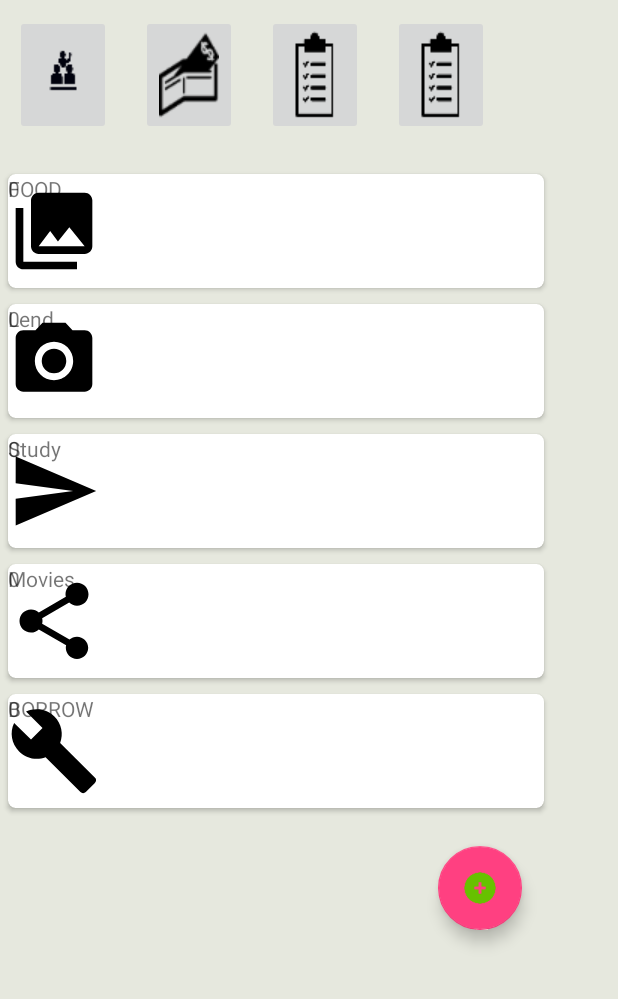
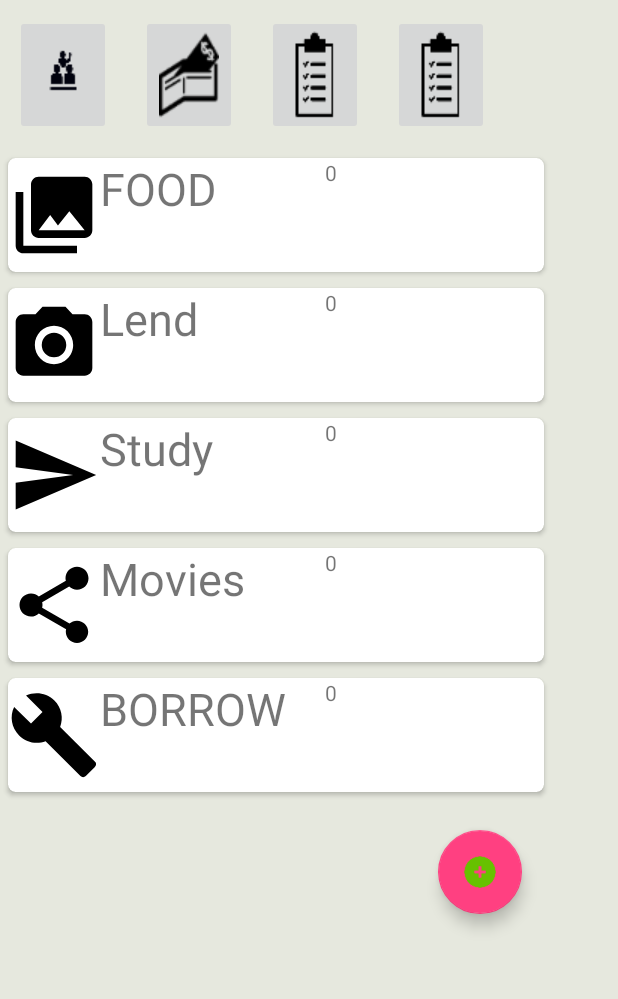
Before and after one commit to shubhamgupta1798/attendancemanager, an Android app: the fragment secondlevel_expense placed in its activity, on a phone screen of 412 x 824 dp, the part 237-1236 px from its top. Run offline under Robolectric (Android 15) with nearby library versions, the phone set to English and light mode, and no system bars.

Commit message:
solved the multiple alarm issue&updated expense activities

```diff
--- a/app/src/main/java/com/my/new2pma/Notification_receivor.java
+++ b/app/src/main/java/com/my/new2pma/Notification_receivor.java
@@ -11,6 +11,7 @@ import android.provider.Settings;
 import android.support.v4.app.NotificationCompat;
 import android.widget.Toast;
 
+import java.util.Calendar;
 import java.util.Random;
 
 /**
@@ -22,6 +23,9 @@ int id=0;
     @Override
     public void onReceive(Context context,Intent intent)
     {
+
+        Calendar temp=Calendar.getInstance();
+        int id =(int)temp.getTimeInMillis();
         String des=intent.getStringExtra("des");
         NotificationManager notificationManager= (NotificationManager)context.getSystemService((Context.NOTIFICATION_SERVICE));
         Intent repetattion =new Intent(context,first.class);
@@ -34,7 +38,7 @@ int id=0;
                 //.setContentText(des);
          Random random= new Random();
 
-        notificationManager.notify(id++,builder.build());
+        notificationManager.notify(id,builder.build());
 
 
         Vibrator v = (Vibrator) context.getSystemService((context.VIBRATOR_SERVICE));
--- a/app/src/main/java/com/my/new2pma/TotalListerFragment.java
+++ b/app/src/main/java/com/my/new2pma/TotalListerFragment.java
@@ -83,14 +83,10 @@ public class TotalListerFragment extends Fragment {
         return view;
     }
 
-    @Override
-    public void onResume() {
-        super.onResume();
-    }
 
     protected  void preparedata() {
 
-
+Toast.makeText(getContext(),"prepare data fuction is caleed",Toast.LENGTH_SHORT).show();
         try {
             SQLiteOpenHelper exp0 = new db(getContext());
             SQLiteDatabase db1 = exp0.getReadableDatabase();
--- a/app/src/main/java/com/my/new2pma/secondlevel_expense.java
+++ b/app/src/main/java/com/my/new2pma/secondlevel_expense.java
@@ -1,24 +1,17 @@
 package com.my.new2pma;
 
 
-import android.content.Intent;
 import android.os.Bundle;
 import android.support.design.widget.FloatingActionButton;
 import android.support.v4.app.Fragment;
 import android.support.v4.app.FragmentManager;
 import android.support.v4.view.ViewPager;
-import android.support.v7.app.AlertDialog;
 import android.support.v7.widget.DefaultItemAnimator;
 import android.support.v7.widget.LinearLayoutManager;
 import android.support.v7.widget.RecyclerView;
 import android.view.LayoutInflater;
 import android.view.View;
 import android.view.ViewGroup;
-import android.widget.AdapterView;
-import android.widget.Button;
-import android.widget.EditText;
-import android.widget.ListView;
-import android.widget.TextView;
 import android.widget.Toast;
 
 import java.util.ArrayList;
@@ -40,132 +33,39 @@ public class secondlevel_expense extends Fragment {
     public View onCreateView(LayoutInflater inflater, ViewGroup container,
                              Bundle savedInstanceState) {
         // Inflate the layout for this fragment
-        View view= inflater.inflate(R.layout.fragment_secondlevel_expense, container, false);
+        View view= inflater.inflate(R.layout.fragment_secondlevel_expense, container, false);;
+        try {
 
-
-
-
-
-
-
-
-
-        ViewPager viewPager=(ViewPager) view.findViewById(R.id.expensegraph);
-        RecyclerView options,expenselist;
-        options=(RecyclerView) view.findViewById(R.id.expenseoption);
-        expenselist=(RecyclerView) view.findViewById(R.id.category_expenseLister);
-        ViewPagerAdapter pagerAdapter=new ViewPagerAdapter(getContext());
+            ViewPager viewPager = (ViewPager) view.findViewById(R.id.expensegraph);
+            RecyclerView options;
+            options = (RecyclerView) view.findViewById(R.id.expenseoption);
+            ViewPagerAdapter pagerAdapter = new ViewPagerAdapter(getContext());
             viewPager.setAdapter(pagerAdapter);
-        /*List<Subjects> subjects=new ArrayList<Subjects>();
-        subjects.add(new Subjects("dbms",2,3,R.drawable.logo));
-        subjects.add(new Subjects("dsa",4,5,R.drawable.nit_surat));
-        subjects.add(new Subjects("dms",4,5,R.drawable.expense_icon_final));*/
-        List<Integer> imageresources=new ArrayList<Integer>();
+            List<Integer> imageresources = new ArrayList<Integer>();
             imageresources.add(R.drawable.attendance);
             imageresources.add(R.drawable.expense_icon_final);
             imageresources.add(R.drawable.todo_final);
             imageresources.add(R.drawable.todo_final);
-        FloatingActionButton addexpense=(FloatingActionButton) view.findViewById(R.id.addexpense);
+            FloatingActionButton addexpense = (FloatingActionButton) view.findViewById(R.id.addexpense);
             addexpense.setOnClickListener(new View.OnClickListener() {
-
-            @Override
-            public void onClick (View arg0){
-                /*final Dialog openDialog = new Dialog(mcontext);
-                openDialog.setContentView(R.layout.todo_add);
-                openDialog.setTitle("Custom Dialog Box");*/
-                /// openDialog.getWindow().setLayout(1600, 2000);
-                // final TextView dialogTextContent = (TextView) openDialog.findViewById(R.id.description);
-                LayoutInflater inflater = LayoutInflater.from(getContext());
-                View openDialog = inflater.inflate(R.layout.fragment_expense_add, null);
-                final AlertDialog.Builder builder = new AlertDialog.Builder(getContext());
-                builder.setView(openDialog);
-
-
-                final AlertDialog customAlertDialog = builder.create();
-                customAlertDialog.show();
-
-               // final TextView dialogTextContent = (TextView) openDialog.findViewById(R.id.description2);
-                final EditText Amount,date,description,name;
-                Amount=(EditText) openDialog.findViewById(R.id.amount);
-                date=(EditText) openDialog.findViewById(R.id.date);
-                description=(EditText) openDialog.findViewById(R.id.description);
-                name=(EditText) (EditText) openDialog.findViewById(R.id.name);
-
-
-
-                Button close=(Button) openDialog.findViewById(R.id.add);
-                close.setOnClickListener(new View.OnClickListener() {
-
                 @Override
                 public void onClick(View v) {
-                        // TODO Auto-generated method stub
-                        Toast.makeText(getContext(),"amount:"+Amount.getText().toString()+"\ndate"+date.getText().toString()+"\nname"+name.getText().toString()+"\ndescription"+description.getText().toString(),Toast.LENGTH_LONG).show();
-                        customAlertDialog.dismiss();
+                    FragmentManager fm = getChildFragmentManager();
+                    fm.beginTransaction().replace(R.id.totallister, new expense_add()).addToBackStack(null).commit();
                 }
-                });}
+
             });
-
-
-        try{
             RecyclerView.LayoutManager mLayoutManager = new LinearLayoutManager(getContext(), LinearLayoutManager.HORIZONTAL, false);
             options.setLayoutManager(mLayoutManager);
             options.setItemAnimator(new DefaultItemAnimator());
-
-            adapter_options_card adapter_options_card = new adapter_options_card(imageresources, getContext());
-            options.setAdapter(adapter_options_card);
-        }
-        catch (Exception e)
-        {
-            Toast.makeText(getContext(),"issue with the adapter",Toast.LENGTH_SHORT).show();
-        }
-        FragmentManager totallisterManager=getChildFragmentManager();
-        totallisterManager.beginTransaction().add(R.id.totallister,new TotalListerFragment()).commit();
-
-/*
-        AdapterView.OnItemClickListener listener = new AdapterView.OnItemClickListener(){
-            @Override
-            public void onItemClick(AdapterView<?> listView,
-                                    View itemView,
-                                    int position,
-                                    long id) {
-                Intent intent;
-               /* if(position==0) {
-                    /*intent = new Intent(second_level_expenses.this,thirdlevel_lendplusborrow.class);
-                    startActivity(intent);*/
-                   /* getFragmentManager().beginTransaction().replace(R.id.contentdefault,new thirdlevel_lendplus_borrow()).addToBackStack(null).commit();
-
-                }  */
-           /*     if(position==4){
-
-
-                  /*  intent= new Intent(second_level_expenses.this,thirdLevelTotal.class);
-                    startActivity(intent);
-                     Bundle data=new Bundle();
-                        data.putInt("position",position);
-                    Fragment fragment=new TotalListerFragment();
-                        fragment.setArguments(data);
-                    getActivity().getSupportFragmentManager().beginTransaction().replace(R.id.contentdefault,fragment).addToBackStack(null).commit();
+            adapter_options_card Adapter_options_card = new adapter_options_card(imageresources, getContext());
+            options.setAdapter(Adapter_options_card);
+            FragmentManager totallisterManager = getChildFragmentManager();
+            totallisterManager.beginTransaction().add(R.id.totallister, new TotalListerFragment()).addToBackStack(null).commit();
+        } catch (Exception e) {
+            Toast.makeText(getContext(), "issue "+e, Toast.LENGTH_SHORT).show();
 
         }
-                else
-                {
-                    /*intent = new Intent(second_level_expenses.this, thirdlevel_lendplusborrow.class);
-                    intent.putExtra("position",position);
-                    startActivity(intent);
-
-                    Bundle data=new Bundle();
-                    data.putInt("position",position);
-                    Fragment fragment= (Fragment)new thirdlevel_lendplus_borrow();
-                    fragment.setArguments(data);
-                    getFragmentManager().beginTransaction().replace(R.id.contentdefault,fragment).addToBackStack(null).commit();
-
-                }
-
-            }
-        };
-        ListView list= (ListView) view.findViewById(R.id.list_item);
-        list.setOnItemClickListener(listener);*/
         return view;
-
     }
 }
--- a/app/src/main/java/com/my/new2pma/topfrag.java
+++ b/app/src/main/java/com/my/new2pma/topfrag.java
@@ -85,11 +85,10 @@ public class topfrag extends Fragment {
                                     fm.beginTransaction().replace(R.id.contentdefault, (Fragment) new topfrag()).addToBackStack(null).commit();
                                     break;
                                 case 1:
+                                        FragmentManager ft = getFragmentManager();
+                                        ft.beginTransaction().replace(R.id.contentdefault, (Fragment) new secondlevel_expense()).addToBackStack(null).commit();
 
-                                    FragmentManager ft = getFragmentManager();
-                                    ft.beginTransaction().replace(R.id.contentdefault, (Fragment) new secondlevel_expense()).addToBackStack(null).commit();
 
-                                    ((first) getActivity()).getSupportActionBar().setTitle("EXPENSE");
                                     break;
                                 case 2:
                                     FragmentManager fp = getFragmentManager();
@@ -119,12 +118,12 @@ public class topfrag extends Fragment {
             Toast.makeText(getContext(),"there is an error"+e,Toast.LENGTH_SHORT).show();
         }
       //  ImageButton update=(ImageButton) options.findViewById(R.id.imageButton);
-        View.OnClickListener updater=new View.OnClickListener() {
+        /*View.OnClickListener updater=new View.OnClickListener() {
             @Override
             public void onClick(View v) {
                 expense();
             }
-        };
+        };*/
        // update.setOnClickListener(updater);
 
 
@@ -185,12 +184,12 @@ public class topfrag extends Fragment {
         return view;
 
     }
-
+/*
     public  void expense()
     {
         FragmentManager fm=getFragmentManager();
         fm.beginTransaction().replace(R.id.contentdefault, (Fragment)new topfrag()).addToBackStack(null).commit();
-    }
+    }*/
     @Override
     public  void onResume() {
         try {
--- a/app/src/main/res/layout/card_for_category.xml
+++ b/app/src/main/res/layout/card_for_category.xml
@@ -19,6 +19,9 @@
         android:layout_height="match_parent"
             android:textAlignment="viewEnd"
         android:layout_width="34dp" />-->
+        <LinearLayout
+            android:layout_width="match_parent"
+            android:layout_height="wrap_content">
     <ImageView
         android:layout_width="61dp"
         android:id="@+id/categoryImage"
@@ -28,7 +31,8 @@
 
     <TextView
             android:id="@+id/description"
-            android:layout_width="234dp"
+            android:layout_width="150dp"
+        android:textSize="30dp"
             android:layout_height="match_parent" />
 
 
@@ -38,6 +42,6 @@
         android:layout_height="match_parent"
         android:id="@+id/amountview"
         android:layout_weight="0.2"/>
-
+        </LinearLayout>
 </android.support.v7.widget.CardView>
 </LinearLayout>
--- a/app/src/main/res/layout/fragment_secondlevel_expense.xml
+++ b/app/src/main/res/layout/fragment_secondlevel_expense.xml
@@ -38,14 +38,14 @@
                     android:layout_height="wrap_content"
                     />
             </LinearLayout>
-            <android.support.v7.widget.RecyclerView
+           <!-- <android.support.v7.widget.RecyclerView
                 android:layout_width="match_parent"
                 android:layout_height="match_parent"
                 android:layout_marginRight="5dp"
                 android:layout_gravity="center"
                 android:paddingBottom="5dp"
                 android:paddingTop="5dp"
-                android:id="@+id/category_expenseLister"/>
+                android:id="@+id/category_expenseLister"/>-->
             <FrameLayout
                 android:layout_width="match_parent"
                 android:layout_height="wrap_content"
--- a/app/src/main/res/values/strings.xml
+++ b/app/src/main/res/values/strings.xml
@@ -14,7 +14,9 @@
     <string-array name="catogories">
         <item>Food</item>
         <item>Movies</item>
-        <item>Study Material</item>
+        <item>Recreational</item>
+        <item>Lend</item>
+        <item>StudyMaterial</item>
     </string-array>
 
     <!-- TODO: Remove or change this placeholder text -->
```
Also changed, not shown: app/src/main/java/com/my/new2pma/thirdlevel_todoadd.java (+12 -5 lines), app/src/main/res/layout/fragment_expense_add.xml (+13 -3 lines). Lines whose indentation alone changed are shown as unchanged.
